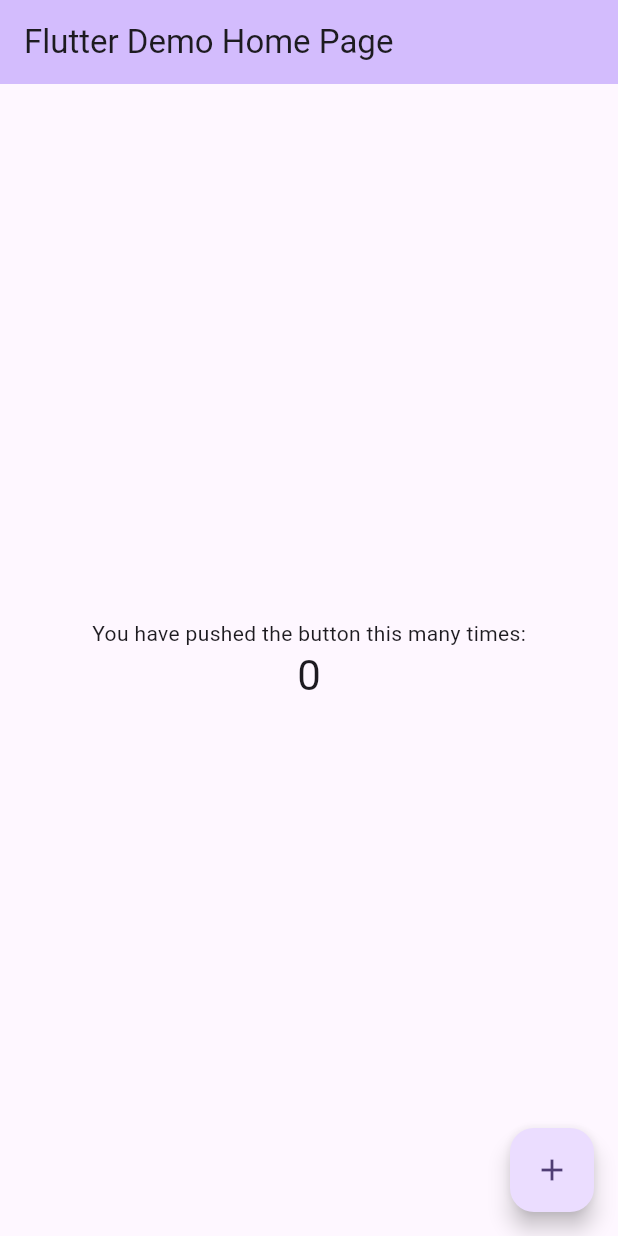
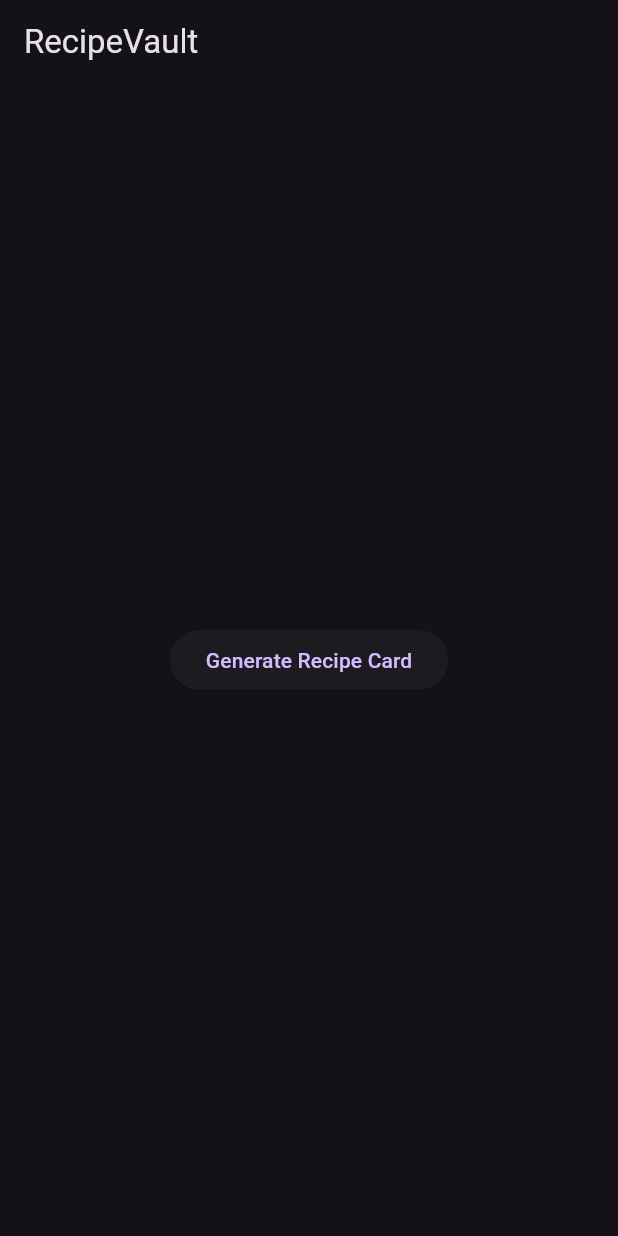
Before and after one commit to JRELMHURST/recipeVault, a Flutter app: the screen it shows after launch, on a phone screen of 412 x 824 dp. Run offline on Flutter 3.47's test engine with Material 3 defaults, Android fonts, the light colour scheme and no system bars; our stand-ins replace go_router.

Commit message:
🧱 Scaffold Flutter app with routing and iOS 13+ support

```diff
--- a/lib/main.dart
+++ b/lib/main.dart
@@ -1,122 +1,34 @@
 import 'package:flutter/material.dart';
+import 'package:go_router/go_router.dart';
+import 'screens/home_screen.dart';
+import 'screens/results_screen.dart';
 
 void main() {
-  runApp(const MyApp());
+  runApp(const RecipeVaultApp());
 }
 
-class MyApp extends StatelessWidget {
-  const MyApp({super.key});
+final _router = GoRouter(
+  routes: [
+    GoRoute(path: '/', builder: (context, state) => const HomeScreen()),
+    GoRoute(
+      path: '/results',
+      builder: (context, state) {
+        final ocrText = state.extra as String? ?? 'No recipe found.';
+        return ResultsScreen(ocrText: ocrText);
+      },
+    ),
+  ],
+);
 
-  // This widget is the root of your application.
+class RecipeVaultApp extends StatelessWidget {
+  const RecipeVaultApp({super.key});
+
   @override
   Widget build(BuildContext context) {
-    return MaterialApp(
-      title: 'Flutter Demo',
-      theme: ThemeData(
-        // This is the theme of your application.
-        //
-        // TRY THIS: Try running your application with "flutter run". You'll see
-        // the application has a purple toolbar. Then, without quitting the app,
-        // try changing the seedColor in the colorScheme below to Colors.green
-        // and then invoke "hot reload" (save your changes or press the "hot
-        // reload" button in a Flutter-supported IDE, or press "r" if you used
-        // the command line to start the app).
-        //
-        // Notice that the counter didn't reset back to zero; the application
-        // state is not lost during the reload. To reset the state, use hot
-        // restart instead.
-        //
-        // This works for code too, not just values: Most code changes can be
-        // tested with just a hot reload.
-        colorScheme: ColorScheme.fromSeed(seedColor: Colors.deepPurple),
-      ),
-      home: const MyHomePage(title: 'Flutter Demo Home Page'),
+    return MaterialApp.router(
+      title: 'RecipeVault',
+      theme: ThemeData.dark(),
+      routerConfig: _router,
     );
   }
 }
-
-class MyHomePage extends StatefulWidget {
-  const MyHomePage({super.key, required this.title});
-
-  // This widget is the home page of your application. It is stateful, meaning
-  // that it has a State object (defined below) that contains fields that affect
-  // how it looks.
-
-  // This class is the configuration for the state. It holds the values (in this
-  // case the title) provided by the parent (in this case the App widget) and
-  // used by the build method of the State. Fields in a Widget subclass are
-  // always marked "final".
-
-  final String title;
-
-  @override
-  State<MyHomePage> createState() => _MyHomePageState();
-}
-
-class _MyHomePageState extends State<MyHomePage> {
-  int _counter = 0;
-
-  void _incrementCounter() {
-    setState(() {
-      // This call to setState tells the Flutter framework that something has
-      // changed in this State, which causes it to rerun the build method below
-      // so that the display can reflect the updated values. If we changed
-      // _counter without calling setState(), then the build method would not be
-      // called again, and so nothing would appear to happen.
-      _counter++;
-    });
-  }
-
-  @override
-  Widget build(BuildContext context) {
-    // This method is rerun every time setState is called, for instance as done
-    // by the _incrementCounter method above.
-    //
-    // The Flutter framework has been optimized to make rerunning build methods
-    // fast, so that you can just rebuild anything that needs updating rather
-    // than having to individually change instances of widgets.
-    return Scaffold(
-      appBar: AppBar(
-        // TRY THIS: Try changing the color here to a specific color (to
-        // Colors.amber, perhaps?) and trigger a hot reload to see the AppBar
-        // change color while the other colors stay the same.
-        backgroundColor: Theme.of(context).colorScheme.inversePrimary,
-        // Here we take the value from the MyHomePage object that was created by
-        // the App.build method, and use it to set our appbar title.
-        title: Text(widget.title),
-      ),
-      body: Center(
-        // Center is a layout widget. It takes a single child and positions it
-        // in the middle of the parent.
-        child: Column(
-          // Column is also a layout widget. It takes a list of children and
-          // arranges them vertically. By default, it sizes itself to fit its
-          // children horizontally, and tries to be as tall as its parent.
-          //
-          // Column has various properties to control how it sizes itself and
-          // how it positions its children. Here we use mainAxisAlignment to
-          // center the children vertically; the main axis here is the vertical
-          // axis because Columns are vertical (the cross axis would be
-          // horizontal).
-          //
-          // TRY THIS: Invoke "debug painting" (choose the "Toggle Debug Paint"
-          // action in the IDE, or press "p" in the console), to see the
-          // wireframe for each widget.
-          mainAxisAlignment: MainAxisAlignment.center,
-          children: <Widget>[
-            const Text('You have pushed the button this many times:'),
-            Text(
-              '$_counter',
-              style: Theme.of(context).textTheme.headlineMedium,
-            ),
-          ],
-        ),
-      ),
-      floatingActionButton: FloatingActionButton(
-        onPressed: _incrementCounter,
-        tooltip: 'Increment',
-        child: const Icon(Icons.add),
-      ), // This trailing comma makes auto-formatting nicer for build methods.
-    );
-  }
-}
--- /dev/null
+++ b/lib/screens/home_screen.dart
@@ -0,0 +1,27 @@
+import 'package:flutter/material.dart';
+import 'package:go_router/go_router.dart';
+
+class HomeScreen extends StatelessWidget {
+  const HomeScreen({super.key});
+
+  void _generateRecipeCard(BuildContext context) {
+    // 🔜 This will call the image selector and backend later
+    context.go(
+      '/results',
+      extra: 'This is placeholder OCR text from HomeScreen',
+    );
+  }
+
+  @override
+  Widget build(BuildContext context) {
+    return Scaffold(
+      appBar: AppBar(title: const Text('RecipeVault')),
+      body: Center(
+        child: ElevatedButton(
+          onPressed: () => _generateRecipeCard(context),
+          child: const Text('Generate Recipe Card'),
+        ),
+      ),
+    );
+  }
+}
```
Also changed, not shown: lib/screens/results_screen.dart (added, +18 -0 lines), 5 other files.
